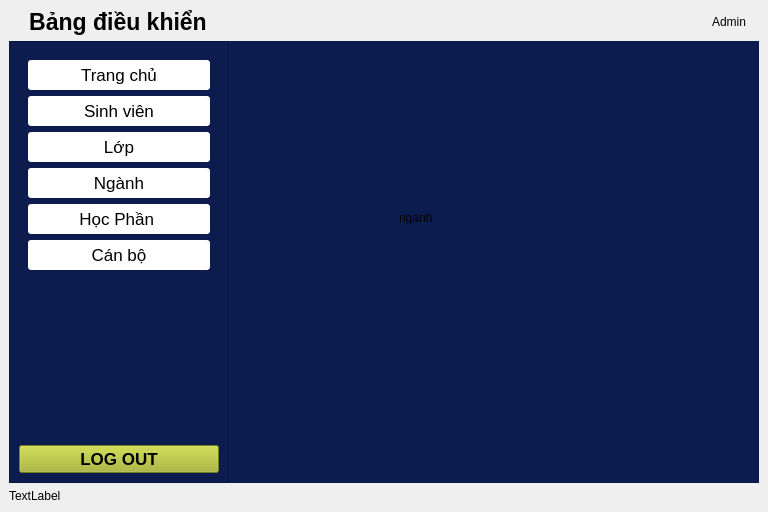
First picture: the form in gui/quantri.ui, repository trungnguyen9999/StudentCheckedFace, before the edit.
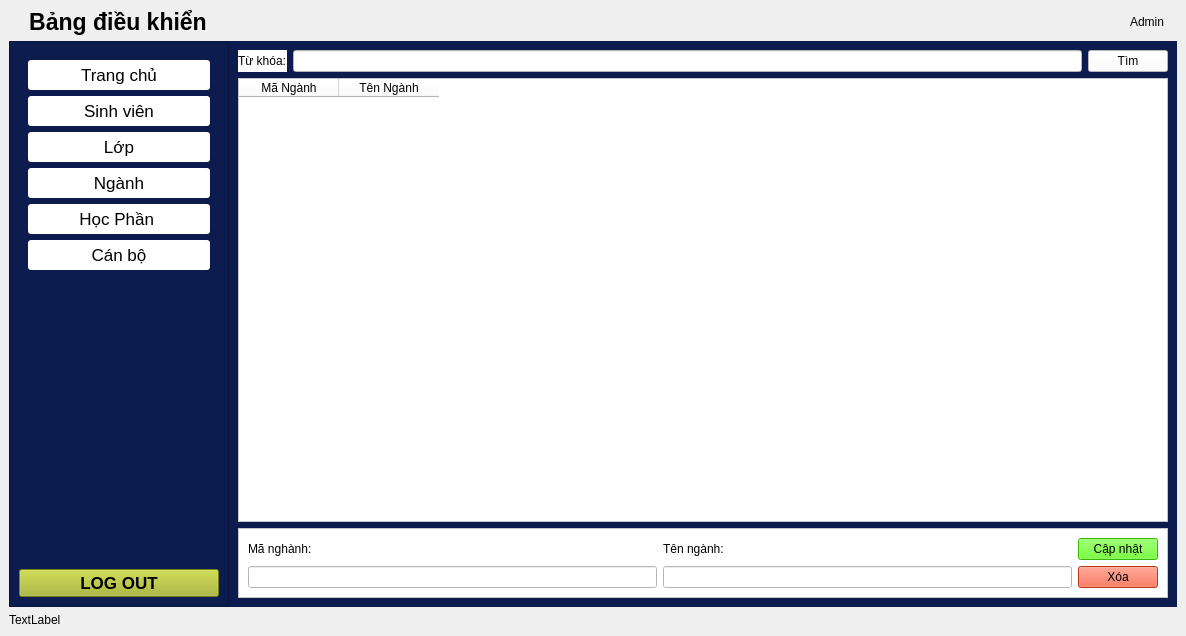
Second picture: the form after the edit. The open tabs and pages were chosen to show the change. Icons and pictures are not drawn.

```diff
--- a/gui/quantri.ui
+++ b/gui/quantri.ui
@@ -6,8 +6,8 @@
    <rect>
     <x>0</x>
     <y>0</y>
-    <width>768</width>
-    <height>512</height>
+    <width>1186</width>
+    <height>636</height>
    </rect>
   </property>
   <property name="windowTitle">
@@ -360,19 +360,154 @@
          </widget>
         </widget>
         <widget class="QWidget" name="nganh">
-         <widget class="QLabel" name="label_5">
-          <property name="geometry">
-           <rect>
-            <x>170</x>
-            <y>170</y>
-            <width>47</width>
-            <height>13</height>
-           </rect>
-          </property>
-          <property name="text">
-           <string>nganh</string>
-          </property>
-         </widget>
+         <layout class="QGridLayout" name="gridLayout_9">
+          <item row="0" column="0">
+           <layout class="QVBoxLayout" name="verticalLayout_25">
+            <item>
+             <layout class="QHBoxLayout" name="horizontalLayout_11">
+              <item>
+               <layout class="QHBoxLayout" name="horizontalLayout_8">
+                <item>
+                 <widget class="QLabel" name="label_19">
+                  <property name="styleSheet">
+                   <string notr="true">background-color:white;</string>
+                  </property>
+                  <property name="text">
+                   <string>Từ khóa:</string>
+                  </property>
+                 </widget>
+                </item>
+                <item>
+                 <widget class="QLineEdit" name="lETimKiemNgah">
+                  <property name="styleSheet">
+                   <string notr="true">background-color:white;</string>
+                  </property>
+                 </widget>
+                </item>
+               </layout>
+              </item>
+              <item>
+               <widget class="QPushButton" name="pBTimNganh">
+                <property name="styleSheet">
+                 <string notr="true">background-color:white;</string>
+                </property>
+                <property name="text">
+                 <string>Tìm</string>
+                </property>
+               </widget>
+              </item>
+             </layout>
+            </item>
+            <item>
+             <widget class="QTableWidget" name="tWNganh">
+              <property name="styleSheet">
+               <string notr="true">background-color:white;</string>
+              </property>
+              <property name="editTriggers">
+               <set>QAbstractItemView::NoEditTriggers</set>
+              </property>
+              <property name="tabKeyNavigation">
+               <bool>false</bool>
+              </property>
+              <property name="showDropIndicator" stdset="0">
+               <bool>false</bool>
+              </property>
+              <property name="selectionBehavior">
+               <enum>QAbstractItemView::SelectRows</enum>
+              </property>
+              <column>
+               <property name="text">
+                <string>Mã Ngành</string>
+               </property>
+              </column>
+              <column>
+               <property name="text">
+                <string>Tên Ngành</string>
+               </property>
+              </column>
+             </widget>
+            </item>
+            <item>
+             <widget class="QFrame" name="frame_3">
+              <property name="styleSheet">
+               <string notr="true">background-color:white;</string>
+              </property>
+              <property name="frameShape">
+               <enum>QFrame::StyledPanel</enum>
+              </property>
+              <property name="frameShadow">
+               <enum>QFrame::Raised</enum>
+              </property>
+              <layout class="QGridLayout" name="gridLayout_8">
+               <item row="0" column="0">
+                <layout class="QHBoxLayout" name="horizontalLayout_12">
+                 <item>
+                  <layout class="QHBoxLayout" name="horizontalLayout_13">
+                   <item>
+                    <layout class="QVBoxLayout" name="verticalLayout_22">
+                     <item>
+                      <widget class="QLabel" name="label_20">
+                       <property name="text">
+                        <string>Mã nghành:</string>
+                       </property>
+                      </widget>
+                     </item>
+                     <item>
+                      <widget class="QLineEdit" name="lEMaNganh"/>
+                     </item>
+                    </layout>
+                   </item>
+                   <item>
+                    <layout class="QVBoxLayout" name="verticalLayout_23">
+                     <item>
+                      <widget class="QLabel" name="label_21">
+                       <property name="text">
+                        <string>Tên ngành:</string>
+                       </property>
+                      </widget>
+                     </item>
+                     <item>
+                      <widget class="QLineEdit" name="lETenNganh"/>
+                     </item>
+                    </layout>
+                   </item>
+                  </layout>
+                 </item>
+                 <item>
+                  <layout class="QVBoxLayout" name="verticalLayout_24">
+                   <item>
+                    <widget class="QPushButton" name="pBCapNhatNganh_2">
+                     <property name="autoFillBackground">
+                      <bool>false</bool>
+                     </property>
+                     <property name="styleSheet">
+                      <string notr="true">background-color:rgb(76, 255, 0);</string>
+                     </property>
+                     <property name="text">
+                      <string>Cập nhật</string>
+                     </property>
+                    </widget>
+                   </item>
+                   <item>
+                    <widget class="QPushButton" name="pBXoaNganh_2">
+                     <property name="styleSheet">
+                      <string notr="true">background-color:rgb(255, 74, 38);</string>
+                     </property>
+                     <property name="text">
+                      <string>Xóa</string>
+                     </property>
+                    </widget>
+                   </item>
+                  </layout>
+                 </item>
+                </layout>
+               </item>
+              </layout>
+             </widget>
+            </item>
+           </layout>
+          </item>
+         </layout>
         </widget>
         <widget class="QWidget" name="hocphan">
          <widget class="QTableView" name="tableView">
```
Left out of the diff: 6 changed lines with no effect on the pictures.
